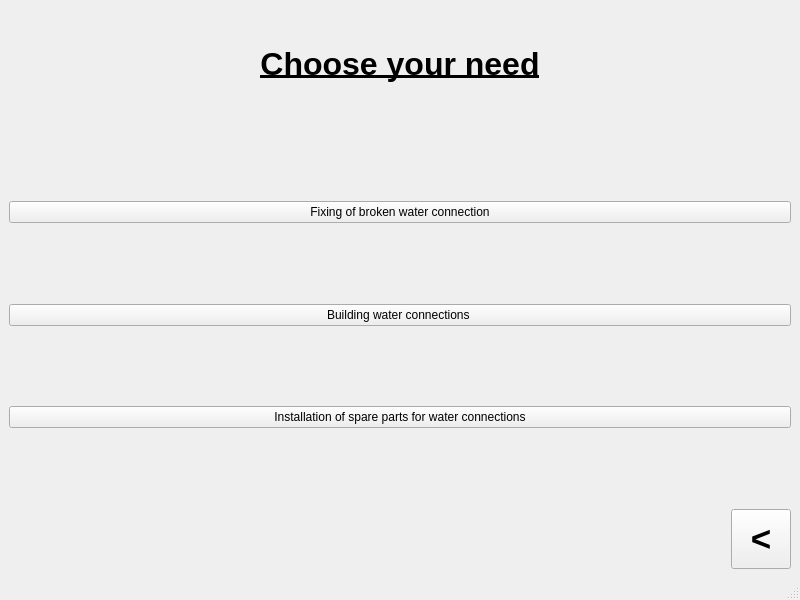
Before: the Qt Designer form choose_need_plumbing.ui in Daredevil3722/SWEEP, drawn with Qt 5.
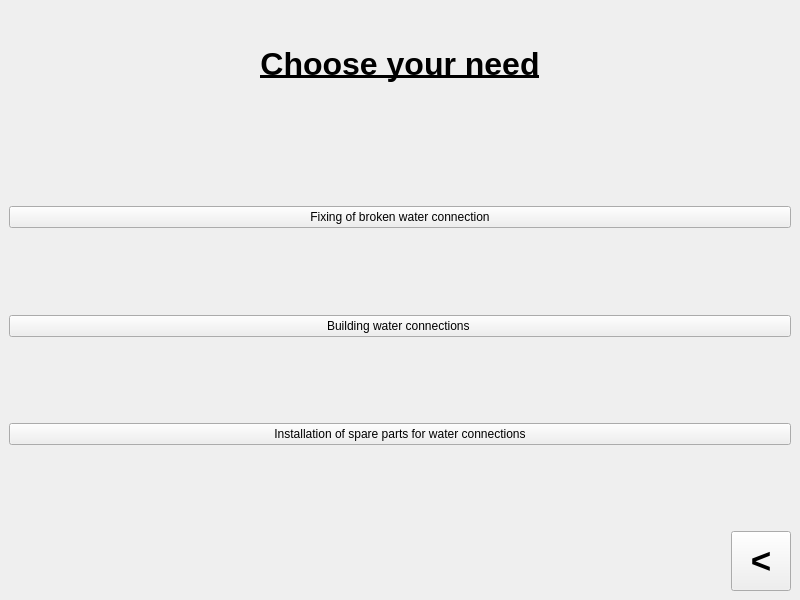
After: the same form once the commit is applied.

Patch:
```diff
--- a/choose_need_plumbing.ui
+++ b/choose_need_plumbing.ui
@@ -10,6 +10,18 @@
     <height>600</height>
    </rect>
   </property>
+  <property name="minimumSize">
+   <size>
+    <width>800</width>
+    <height>600</height>
+   </size>
+  </property>
+  <property name="maximumSize">
+   <size>
+    <width>800</width>
+    <height>600</height>
+   </size>
+  </property>
   <property name="windowTitle">
    <string>MainWindow</string>
   </property>
@@ -152,17 +164,6 @@
     </item>
    </layout>
   </widget>
-  <widget class="QMenuBar" name="menubar">
-   <property name="geometry">
-    <rect>
-     <x>0</x>
-     <y>0</y>
-     <width>800</width>
-     <height>29</height>
-    </rect>
-   </property>
-  </widget>
-  <widget class="QStatusBar" name="statusbar"/>
  </widget>
  <tabstops>
   <tabstop>pushButton_fix</tabstop>
```
